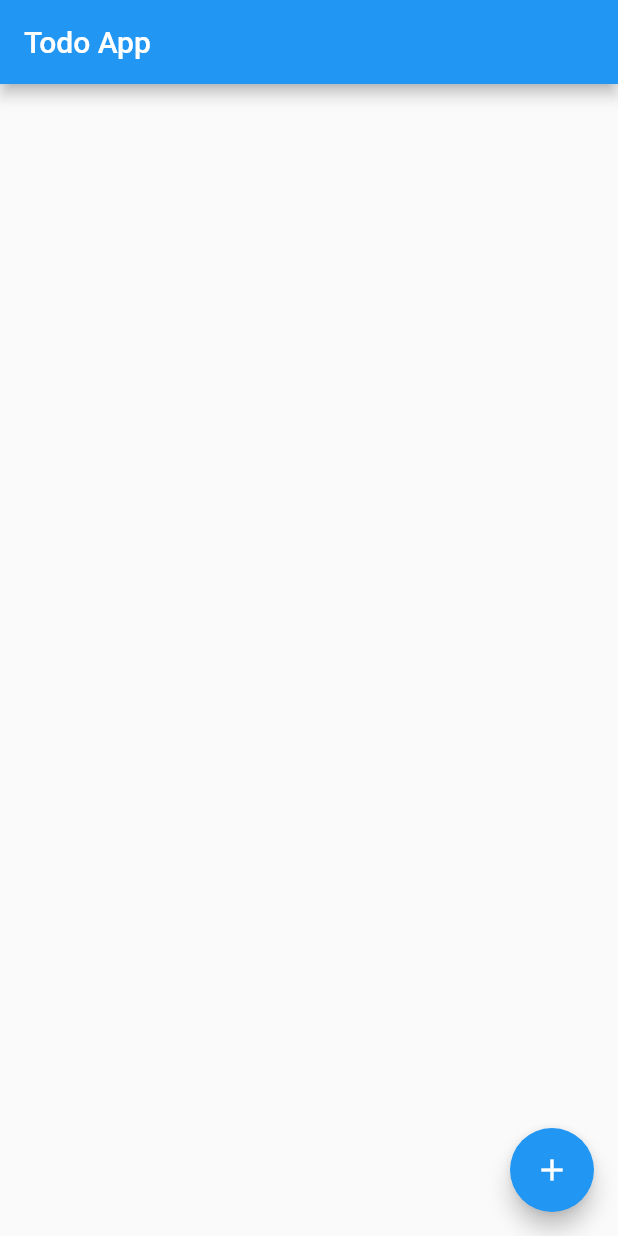
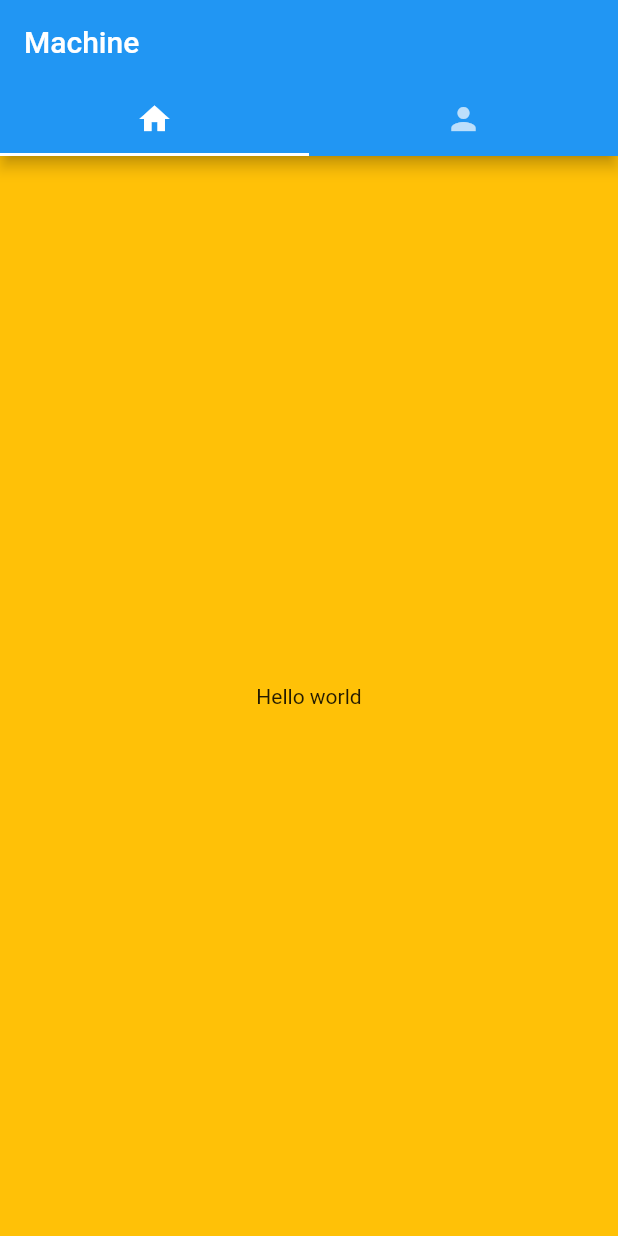
Before and after one commit to mhmadamrii/Flutter-essential-app, a Flutter app: the screen it shows after launch, on a phone screen of 412 x 824 dp. Run offline on Flutter 3.47's test engine with Material 2 defaults, Android fonts, the phone set to English and light mode, and no system bars.

Commit message:
add several commit

```diff
--- a/lib/main.dart
+++ b/lib/main.dart
@@ -1,3 +1,4 @@
+import 'package:basic/screens/playground.dart';
 import 'package:basic/screens/todo_screen.dart';
 import 'package:flutter/material.dart';
 
@@ -12,7 +13,7 @@ class TodoApp extends StatelessWidget {
       theme: ThemeData(
         primarySwatch: Colors.blue,
       ),
-      home: const TodoScreen(),
+      home: const Playground(),
     );
   }
 }
--- /dev/null
+++ b/lib/screens/playground.dart
@@ -0,0 +1,47 @@
+import 'package:flutter/material.dart';
+
+class Playground extends StatelessWidget {
+  const Playground({super.key});
+
+  @override
+  Widget build(BuildContext context) {
+    return DefaultTabController(
+      length: 3,
+      child: Scaffold(
+        appBar: AppBar(
+          bottom: const TabBar(
+            tabs: [
+              Tab(
+                icon: Icon(
+                  Icons.home,
+                ),
+              ),
+              Tab(
+                icon: Icon(
+                  Icons.person,
+                ),
+              )
+            ],
+          ),
+          title: const Text("Machine"),
+        ),
+        body: TabBarView(
+          children: [
+            Container(
+              color: Colors.amber,
+              child: const Center(
+                child: Text("Hello world"),
+              ),
+            ),
+            Container(
+              color: Colors.amberAccent,
+              child: const Center(
+                child: Text("Data learning"),
+              ),
+            )
+          ],
+        ),
+      ),
+    );
+  }
+}
```
Also changed, not shown: pubspec.lock, 2 other files.
